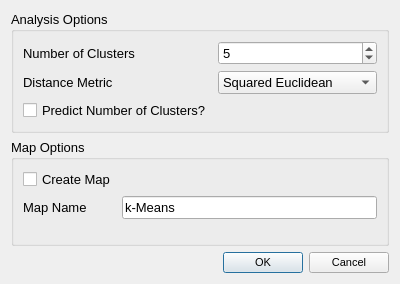
This is GUI/Analysis/kmeansdialog.ui in VespucciProject/Vespucci as Qt 5 draws it before an edit. The edited form follows.
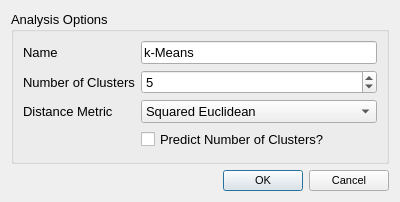
This is the edited form.

```diff
--- a/GUI/Analysis/kmeansdialog.ui
+++ b/GUI/Analysis/kmeansdialog.ui
@@ -7,7 +7,7 @@
     <x>0</x>
     <y>0</y>
     <width>400</width>
-    <height>284</height>
+    <height>202</height>
    </rect>
   </property>
   <property name="font">
@@ -25,21 +25,14 @@
       <string>Analysis Options</string>
      </property>
      <layout class="QFormLayout" name="formLayout_2">
-      <item row="2" column="0">
-       <widget class="QCheckBox" name="predictionCheckBox">
-        <property name="text">
-         <string>Predict Number of Clusters?</string>
-        </property>
-       </widget>
-      </item>
-      <item row="0" column="0">
+      <item row="1" column="0">
        <widget class="QLabel" name="label_2">
         <property name="text">
          <string>Number of Clusters</string>
         </property>
        </widget>
       </item>
-      <item row="0" column="1">
+      <item row="1" column="1">
        <widget class="QSpinBox" name="clustersSpinBox">
         <property name="minimum">
          <number>2</number>
@@ -52,14 +45,14 @@
         </property>
        </widget>
       </item>
-      <item row="1" column="0">
+      <item row="2" column="0">
        <widget class="QLabel" name="label_3">
         <property name="text">
          <string>Distance Metric</string>
         </property>
        </widget>
       </item>
-      <item row="1" column="1">
+      <item row="2" column="1">
        <widget class="QComboBox" name="metricComboBox">
         <item>
          <property name="text">
@@ -83,36 +76,27 @@
         </item>
        </widget>
       </item>
-     </layout>
-    </widget>
-   </item>
-   <item>
-    <widget class="QGroupBox" name="groupBox">
-     <property name="title">
-      <string>Map Options</string>
-     </property>
-     <layout class="QFormLayout" name="formLayout">
-      <item row="0" column="0">
-       <widget class="QCheckBox" name="mapCheckBox">
-        <property name="text">
-         <string>Create Map</string>
-        </property>
-       </widget>
-      </item>
-      <item row="2" column="0">
-       <widget class="QLabel" name="label">
-        <property name="text">
-         <string>Map Name</string>
-        </property>
-       </widget>
-      </item>
-      <item row="2" column="1">
+      <item row="0" column="1">
        <widget class="QLineEdit" name="nameLineEdit">
         <property name="text">
          <string>k-Means</string>
         </property>
        </widget>
       </item>
+      <item row="0" column="0">
+       <widget class="QLabel" name="label">
+        <property name="text">
+         <string>Name</string>
+        </property>
+       </widget>
+      </item>
+      <item row="3" column="1">
+       <widget class="QCheckBox" name="predictionCheckBox">
+        <property name="text">
+         <string>Predict Number of Clusters?</string>
+        </property>
+       </widget>
+      </item>
      </layout>
     </widget>
    </item>
```
Left out of the diff: 8 changed lines with no effect on the pictures.
